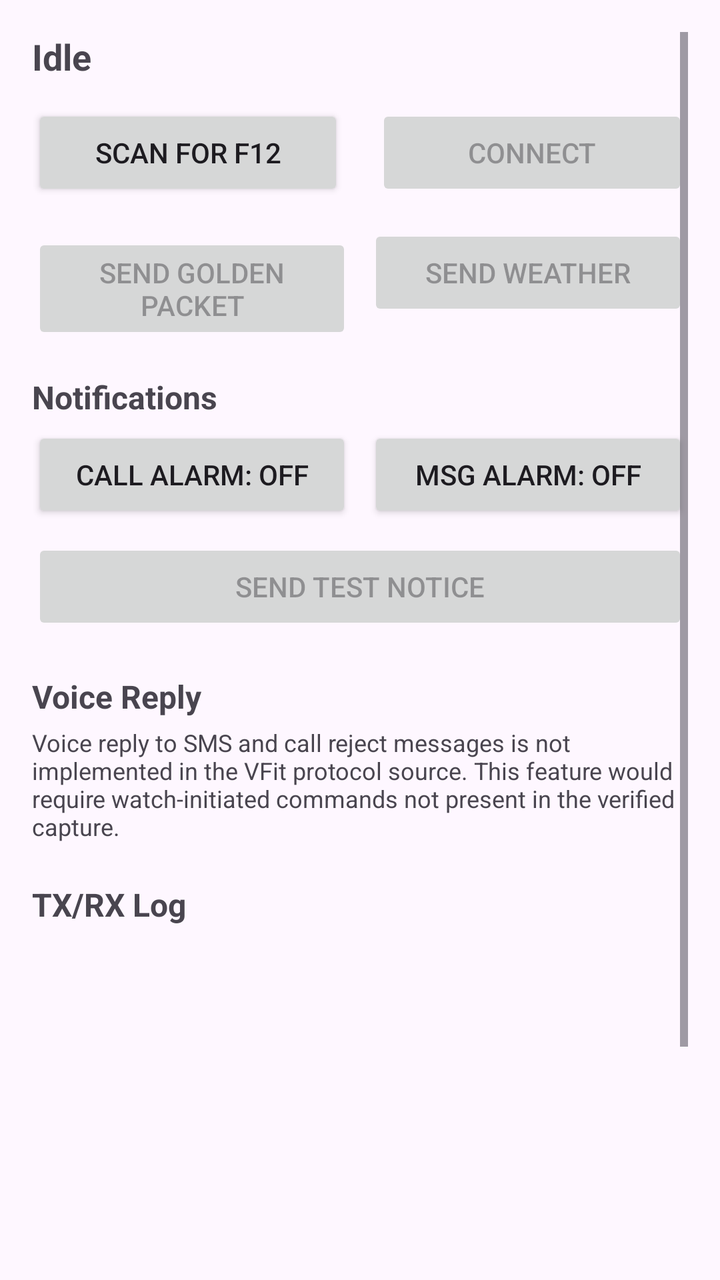
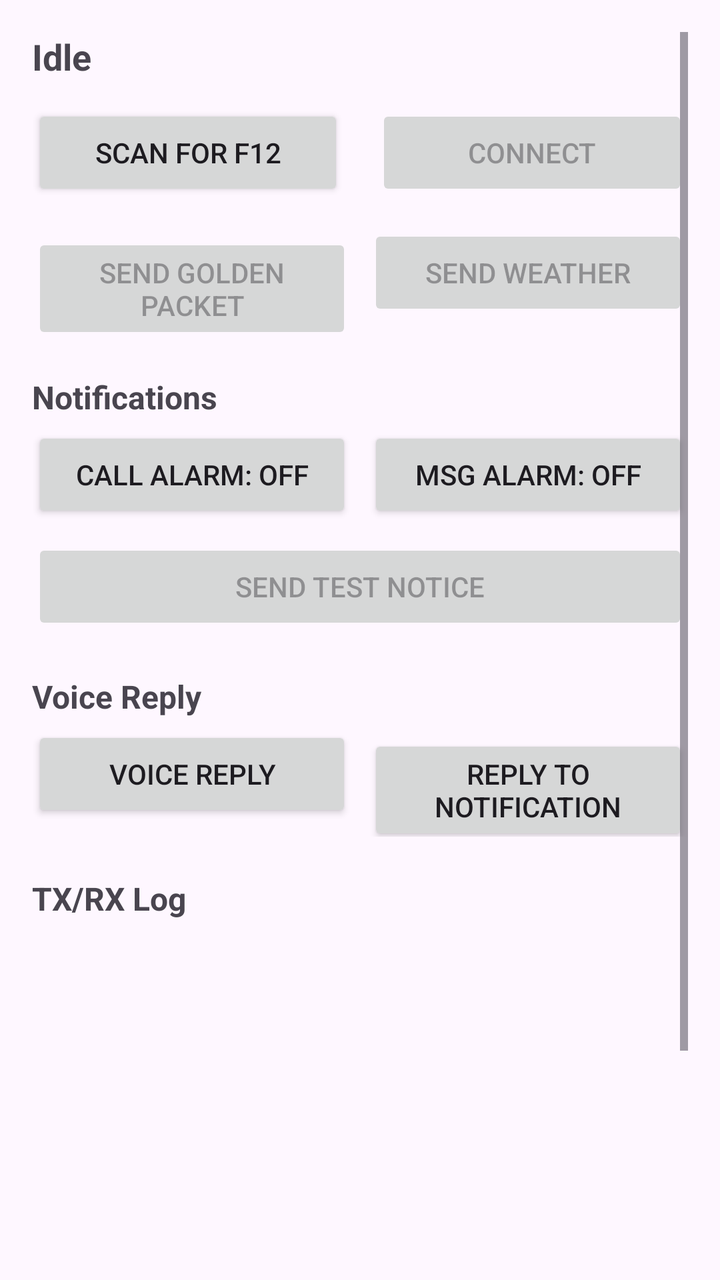

Screens rendered from an Android XML layout before and after an edit, with the pre-edit source and the edit as a unified diff.
<!-- AndroidManifest.xml: application theme Theme.F12Companion -->
<!-- res/layout/activity_main.xml -->
<?xml version="1.0" encoding="utf-8"?>
<ScrollView xmlns:android="http://schemas.android.com/apk/res/android"
    android:layout_width="match_parent"
    android:layout_height="match_parent"
    android:padding="16dp">

    <LinearLayout
        android:layout_width="match_parent"
        android:layout_height="wrap_content"
        android:orientation="vertical">

        <TextView
            android:id="@+id/tvStatus"
            android:layout_width="match_parent"
            android:layout_height="wrap_content"
            android:text="@string/status_idle"
            android:textSize="18sp"
            android:textStyle="bold"
            android:layout_marginBottom="12dp" />

        <LinearLayout
            android:layout_width="match_parent"
            android:layout_height="wrap_content"
            android:orientation="horizontal"
            android:layout_marginBottom="12dp">

            <Button
                android:id="@+id/btnScan"
                android:layout_width="0dp"
                android:layout_height="wrap_content"
                android:layout_weight="1"
                android:text="@string/scan"
                android:layout_marginEnd="8dp" />

            <Button
                android:id="@+id/btnConnect"
                android:layout_width="0dp"
                android:layout_height="wrap_content"
                android:layout_weight="1"
                android:text="@string/connect"
                android:layout_marginStart="8dp"
                android:enabled="false" />

        </LinearLayout>

        <LinearLayout
            android:layout_width="match_parent"
            android:layout_height="wrap_content"
            android:orientation="horizontal"
            android:layout_marginBottom="12dp">

            <Button
                android:id="@+id/btnSendGolden"
                android:layout_width="0dp"
                android:layout_height="wrap_content"
                android:layout_weight="1"
                android:text="@string/send_golden"
                android:layout_marginEnd="4dp"
                android:enabled="false" />

            <Button
                android:id="@+id/btnSendWeather"
                android:layout_width="0dp"
                android:layout_height="wrap_content"
                android:layout_weight="1"
                android:text="Send Weather"
                android:layout_marginStart="4dp"
                android:enabled="false" />

        </LinearLayout>

        <TextView
            android:layout_width="match_parent"
            android:layout_height="wrap_content"
            android:text="Notifications"
            android:textSize="16sp"
            android:textStyle="bold"
            android:layout_marginTop="8dp"
            android:layout_marginBottom="4dp" />

        <LinearLayout
            android:layout_width="match_parent"
            android:layout_height="wrap_content"
            android:orientation="horizontal"
            android:layout_marginBottom="8dp">

            <Button
                android:id="@+id/btnCallAlarm"
                android:layout_width="0dp"
                android:layout_height="wrap_content"
                android:layout_weight="1"
                android:text="Call Alarm: Off"
                android:layout_marginEnd="4dp" />

            <Button
                android:id="@+id/btnMsgAlarm"
                android:layout_width="0dp"
                android:layout_height="wrap_content"
                android:layout_weight="1"
                android:text="Msg Alarm: Off"
                android:layout_marginStart="4dp" />

        </LinearLayout>

        <Button
            android:id="@+id/btnSendNotice"
            android:layout_width="match_parent"
            android:layout_height="wrap_content"
            android:text="Send Test Notice"
            android:layout_marginBottom="12dp"
            android:enabled="false" />

        <TextView
            android:layout_width="match_parent"
            android:layout_height="wrap_content"
            android:text="Voice Reply"
            android:textSize="16sp"
            android:textStyle="bold"
            android:layout_marginTop="8dp"
            android:layout_marginBottom="4dp" />

        <TextView
            android:id="@+id/tvVoiceDisclaimer"
            android:layout_width="match_parent"
            android:layout_height="wrap_content"
            android:text="Voice reply to SMS and call reject messages is not implemented in the VFit protocol source. This feature would require watch-initiated commands not present in the verified capture."
            android:textSize="12sp"
            android:textColor="?android:attr/textColorSecondary"
            android:layout_marginBottom="12dp" />

        <TextView
            android:layout_width="match_parent"
            android:layout_height="wrap_content"
            android:text="TX/RX Log"
            android:textSize="16sp"
            android:textStyle="bold"
            android:layout_marginTop="8dp"
            android:layout_marginBottom="4dp" />

        <androidx.recyclerview.widget.RecyclerView
            android:id="@+id/rvLog"
            android:layout_width="match_parent"
            android:layout_height="300dp"
            android:clipToPadding="false"
            android:paddingTop="8dp" />

    </LinearLayout>

</ScrollView>
<!-- resources referenced by this layout -->
<resources>
  <string name="connect">Connect</string>
  <string name="scan">Scan for F12</string>
  <string name="send_golden">Send Golden Packet</string>
  <string name="status_idle">Idle</string>
  <style name="Theme.F12Companion" parent="Theme.Material3.Light.NoActionBar" />
</resources>

<!-- the commit's change to res/layout/activity_main.xml (unified diff, before → after) -->
@@ -119,14 +119,29 @@
             android:layout_marginTop="8dp"
             android:layout_marginBottom="4dp" />
 
-        <TextView
-            android:id="@+id/tvVoiceDisclaimer"
+        <LinearLayout
             android:layout_width="match_parent"
             android:layout_height="wrap_content"
-            android:text="Voice reply to SMS and call reject messages is not implemented in the VFit protocol source. This feature would require watch-initiated commands not present in the verified capture."
-            android:textSize="12sp"
-            android:textColor="?android:attr/textColorSecondary"
-            android:layout_marginBottom="12dp" />
+            android:orientation="horizontal"
+            android:layout_marginBottom="12dp">
+
+            <Button
+                android:id="@+id/btnVoiceReply"
+                android:layout_width="0dp"
+                android:layout_height="wrap_content"
+                android:layout_weight="1"
+                android:text="Voice Reply"
+                android:layout_marginEnd="4dp" />
+
+            <Button
+                android:id="@+id/btnNotificationReply"
+                android:layout_width="0dp"
+                android:layout_height="wrap_content"
+                android:layout_weight="1"
+                android:text="Reply to Notification"
+                android:layout_marginStart="4dp" />
+
+        </LinearLayout>
 
         <TextView
             android:layout_width="match_parent"
